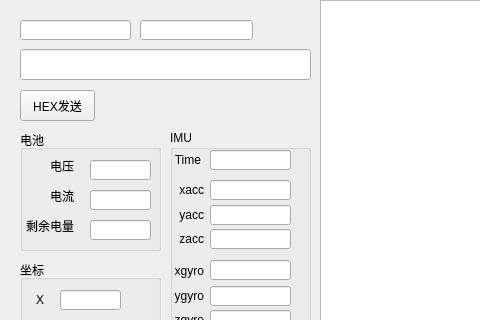
Above: UAVManage/devicedebug.ui from gessd/UAVManage before the change; both pictures show x 0 to 480 and y 0 to 320 of the 798 by 605 pixel window. Below: the same form after it.
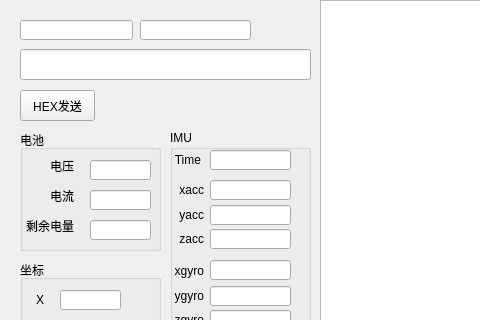
That is the form after the change.

Commit message: 修复调试界面IP及名称修改后没有更新问题

```diff
--- a/UAVManage/devicedebug.ui
+++ b/UAVManage/devicedebug.ui
@@ -26,7 +26,7 @@
   <widget class="QLineEdit" name="lineEditIp">
    <property name="geometry">
     <rect>
-     <x>20</x>
+     <x>140</x>
      <y>20</y>
      <width>111</width>
      <height>20</height>
@@ -749,7 +749,7 @@
   <widget class="QLineEdit" name="lineEditName">
    <property name="geometry">
     <rect>
-     <x>140</x>
+     <x>20</x>
      <y>20</y>
      <width>113</width>
      <height>20</height>
```
The commit also changes 2 other files.
